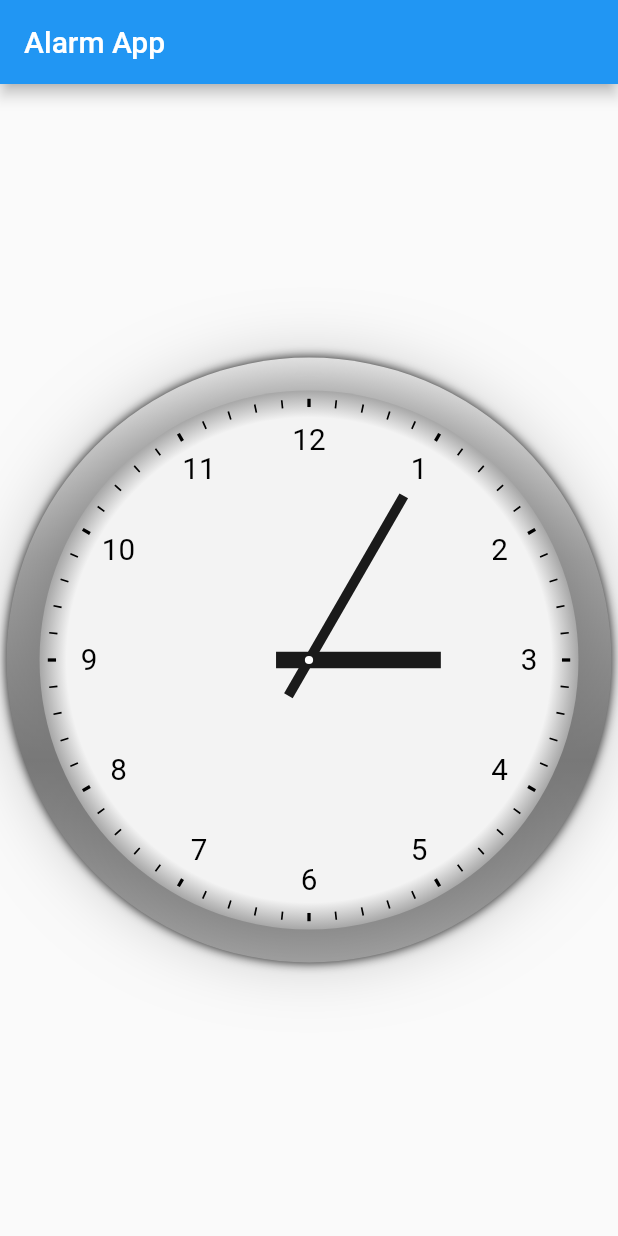
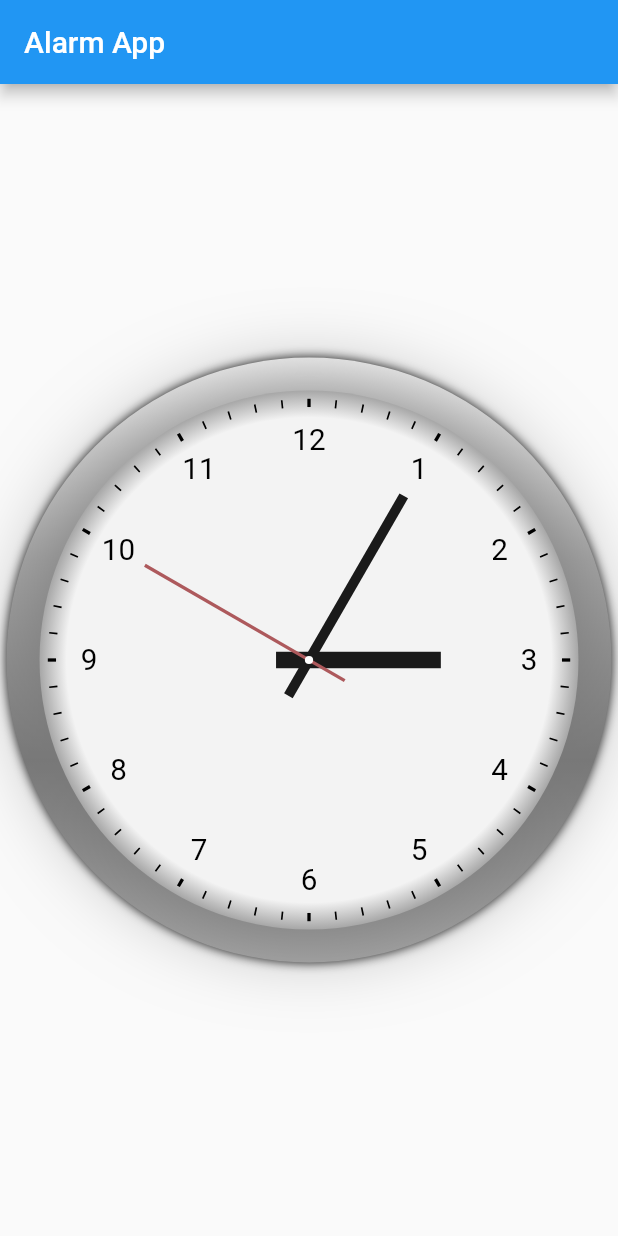
Before and after one commit to willwees/flutter_alarm_app, a Flutter app: the screen it shows after launch, on a phone screen of 412 x 824 dp. Run offline on Flutter 3.47's test engine with Material 2 defaults, Android fonts, the phone set to English and light mode, and no system bars; our stand-ins replace flutter_screenutil.

Commit message:
add ClockSecondHandWidget

```diff
--- /dev/null
+++ b/lib/src/widgets/clock_second_hand_widget.dart
@@ -0,0 +1,94 @@
+import 'dart:math';
+
+import 'package:flutter/material.dart';
+import 'package:flutter_alarm_app/src/constants/app_colors.dart';
+import 'package:flutter_alarm_app/src/constants/device_properties.dart';
+import 'package:flutter_alarm_app/src/utils/gesture_helper.dart';
+import 'package:flutter_screenutil/flutter_screenutil.dart';
+
+class ClockSecondHandWidget extends StatefulWidget {
+  final int seconds;
+
+  const ClockSecondHandWidget({
+    Key? key,
+    this.seconds = 50,
+  }) : super(key: key);
+
+  @override
+  State<ClockSecondHandWidget> createState() => _ClockSecondHandWidgetState();
+}
+
+class _ClockSecondHandWidgetState extends State<ClockSecondHandWidget> {
+  final double _padding = 48.0.w;
+  final double _clockHandWidth = 4.0.w;
+  final double _clockHandInvisibleWidth = 20.0.w; // so user can tap more easily.
+  final double _clockHandHeight = 280.0.w;
+  final double _pivot = 90.0.w;
+  late final double _centerOffsetCoord;
+  late int _seconds;
+
+  @override
+  void initState() {
+    super.initState();
+
+    _centerOffsetCoord = kDeviceLogicalWidth / 2 - (_padding + _clockHandInvisibleWidth / 2);
+    _seconds = widget.seconds;
+  }
+
+  @override
+  Widget build(BuildContext context) {
+    return Transform.translate(
+      offset: Offset(
+        _centerOffsetCoord,
+        _centerOffsetCoord - (_clockHandInvisibleWidth + _clockHandHeight) / 2 - _pivot + _clockHandInvisibleWidth,
+      ),
+      child: Transform.rotate(
+        angle: 2 * pi * (_seconds / 60),
+        origin: Offset(0.0, _pivot),
+        child: GestureDetector(
+          behavior: HitTestBehavior.translucent,
+          onPanUpdate: _onPanUpdate,
+          onPanEnd: _onPanEnd,
+          child: Stack(
+            alignment: Alignment.center,
+            children: <Widget>[
+              Container(
+                width: _clockHandInvisibleWidth,
+                height: _clockHandHeight,
+                color: Colors.transparent,
+              ),
+              Container(
+                width: _clockHandWidth,
+                height: _clockHandHeight,
+                color: AppColors.kRed,
+              ),
+            ],
+          ),
+        ),
+      ),
+    );
+  }
+
+  void _onPanUpdate(DragUpdateDetails details) {
+    // get cursor position
+    final RenderBox? renderBox = context.findRenderObject() as RenderBox?;
+    final Offset? position = renderBox?.globalToLocal(details.globalPosition);
+    if (position == null) {
+      return;
+    }
+
+    // calculate new value
+    final double angle = coordinatesToRadians(Offset(_centerOffsetCoord, _centerOffsetCoord), position);
+    final double percentage = radiansToPercentage(angle);
+    final int newValue = percentageToValue(percentage, 60);
+
+    setState(() {
+      _seconds = newValue;
+    });
+  }
+
+  void _onPanEnd(_) {
+    print('panEnd!');
+    //TODO: call event
+  }
+}
--- a/lib/src/widgets/clock_widget.dart
+++ b/lib/src/widgets/clock_widget.dart
@@ -3,6 +3,7 @@ import 'package:flutter_alarm_app/src/constants/app_colors.dart';
 import 'package:flutter_alarm_app/src/utils/painter/clock_dial_painter.dart';
 import 'package:flutter_alarm_app/src/widgets/clock_hour_hand_widget.dart';
 import 'package:flutter_alarm_app/src/widgets/clock_minute_hand_widget.dart';
+import 'package:flutter_alarm_app/src/widgets/clock_second_hand_widget.dart';
 import 'package:flutter_screenutil/flutter_screenutil.dart';
 
 class ClockWidget extends StatelessWidget {
@@ -108,7 +109,7 @@ class ClockWidget extends StatelessWidget {
           children: const <Widget>[
             ClockHourHandWidget(),
             ClockMinuteHandWidget(),
-            //TODO: ClockSecondHandWidget
+            ClockSecondHandWidget(),
           ],
         ),
       ),
```
Also changed, not shown: lib/src/utils/painter/clock_second_hand_painter.dart (deleted, +0 -42 lines).
